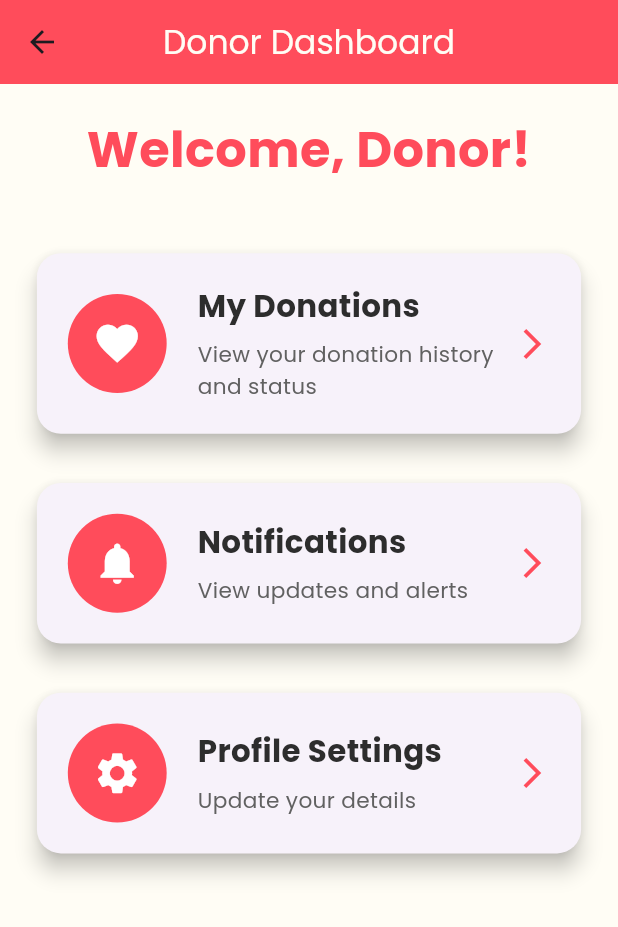
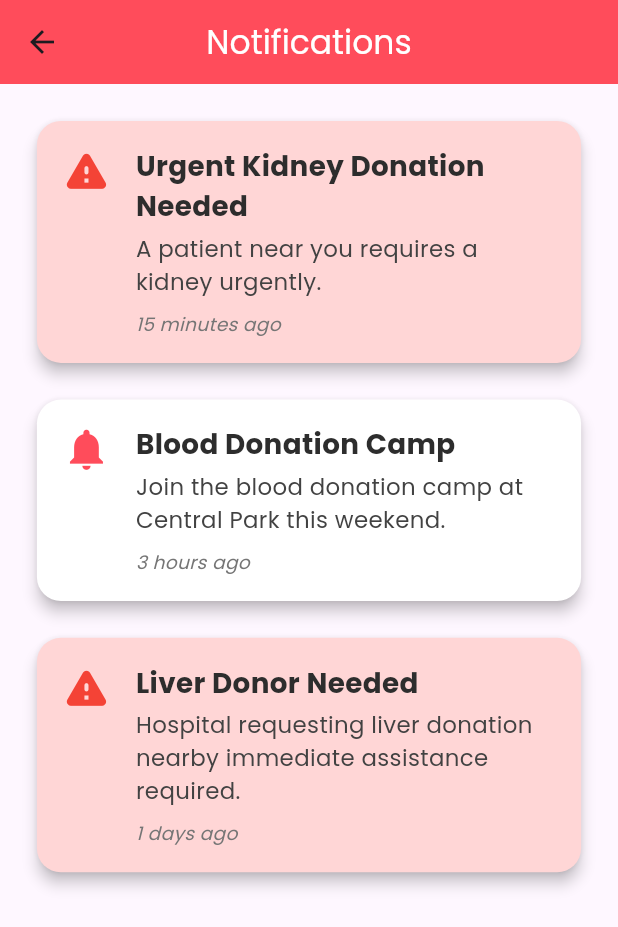
Before and after one commit to manmit-s/organconnect_app, a Flutter app: the DonorDashboard screen opened directly, after a tap on "Notifications", on a phone screen of 412 x 824 dp. Shown: the top 927 px of the screen. Run offline on Flutter 3.47's test engine with Material 3 defaults, Android fonts, the phone set to English and light mode, and no system bars.

Commit message:
new pages/ui/page routing

```diff
--- a/lib/available_organs_page.dart
+++ b/lib/available_organs_page.dart
@@ -27,8 +27,11 @@ class AvailableOrgansPage extends StatelessWidget {
 
     return Scaffold(
       appBar: AppBar(
-        title: const Text('Available Organs'),
+        title: const Text('Available Organs', style: TextStyle(color: Colors.white),),
         backgroundColor: const Color(0xffFF4C5B),
+        shape: RoundedRectangleBorder(
+          borderRadius: BorderRadius.vertical(bottom: Radius.circular(20)),
+        ),
         centerTitle: true,
       ),
       body: Padding(
--- a/lib/donor_dashboard.dart
+++ b/lib/donor_dashboard.dart
@@ -1,5 +1,7 @@
 import 'package:flutter/material.dart';
 import 'package:organconnect_app/donor_donation_tracking_page.dart';
+import 'package:organconnect_app/donor_profile_page.dart';
+import 'package:organconnect_app/donor_notification.dart';
 
 class DonorDashboard extends StatelessWidget {
   const DonorDashboard({Key? key}) : super(key: key);
@@ -14,6 +16,9 @@ class DonorDashboard extends StatelessWidget {
       appBar: AppBar(
         title: const Text('Donor Dashboard', style: TextStyle(color: Color(0xffFFFDF5)),),
         backgroundColor: const Color(0xffFF4C5B),
+        shape: RoundedRectangleBorder(
+          borderRadius: BorderRadius.vertical(bottom: Radius.circular(20)),
+        ),
         centerTitle: true,
       ),
       body: Padding(
@@ -45,7 +50,7 @@ class DonorDashboard extends StatelessWidget {
               title: 'Notifications',
               subtitle: 'View updates and alerts',
               onTap: () {
-                // Navigate to Notifications screen
+                Navigator.push(context, MaterialPageRoute(builder: (context) => DonorNotificationsPage()));
               },
             ),
             SizedBox(height: screenHeight * 0.03),
@@ -54,7 +59,7 @@ class DonorDashboard extends StatelessWidget {
               title: 'Profile Settings',
               subtitle: 'Update your details',
               onTap: () {
-                // Navigate to Profile Settings screen
+                Navigator.push(context, MaterialPageRoute(builder: (context) => DonorProfilePage()));
               },
             ),
           ],
--- a/lib/donor_donation_tracking_page.dart
+++ b/lib/donor_donation_tracking_page.dart
@@ -32,6 +32,9 @@ class DonorTrackingPage extends StatelessWidget {
       appBar: AppBar(
         title: const Text('My Donations', style: TextStyle(color: Color(0xffFFFDF5)),),
         backgroundColor: const Color(0xffFF4C5B),
+        shape: RoundedRectangleBorder(
+          borderRadius: BorderRadius.vertical(bottom: Radius.circular(20)),
+        ),
         centerTitle: true,
       ),
       body: Padding(
--- /dev/null
+++ b/lib/donor_notification.dart
@@ -0,0 +1,138 @@
+import 'package:flutter/material.dart';
+
+class DonorNotificationsPage extends StatelessWidget {
+  final List<NotificationItem> notifications = [
+    NotificationItem(
+      title: 'Urgent Kidney Donation Needed',
+      description: 'A patient near you requires a kidney urgently.',
+      dateTime: DateTime.now().subtract(Duration(minutes: 15)),
+      isEmergency: true,
+    ),
+    NotificationItem(
+      title: 'Blood Donation Camp',
+      description: 'Join the blood donation camp at Central Park this weekend.',
+      dateTime: DateTime.now().subtract(Duration(hours: 3)),
+      isEmergency: false,
+    ),
+    NotificationItem(
+      title: 'Liver Donor Needed',
+      description: 'Hospital requesting liver donation nearby immediate assistance required.',
+      dateTime: DateTime.now().subtract(Duration(days: 1, hours: 2)),
+      isEmergency: true,
+    ),
+  ];
+
+  DonorNotificationsPage({Key? key}) : super(key: key);
+
+  String _formatDateTime(DateTime dateTime) {
+    final now = DateTime.now();
+    final diff = now.difference(dateTime);
+
+    if (diff.inMinutes < 60) {
+      return '${diff.inMinutes} minutes ago';
+    } else if (diff.inHours < 24) {
+      return '${diff.inHours} hours ago';
+    } else {
+      return '${diff.inDays} days ago';
+    }
+  }
+
+  @override
+  Widget build(BuildContext context) {
+    final screenWidth = MediaQuery.of(context).size.width;
+    final screenHeight = MediaQuery.of(context).size.height;
+
+    return Scaffold(
+      appBar: AppBar(
+        title: const Text('Notifications', style: TextStyle(color: Colors.white),),
+        backgroundColor: const Color(0xffFF4C5B),
+        centerTitle: true,
+      ),
+      body: notifications.isEmpty
+          ? Center(
+        child: Text(
+          'No notifications at the moment.',
+          style: TextStyle(fontSize: screenWidth * 0.05, color: Colors.grey[600]),
+          textAlign: TextAlign.center,
+        ),
+      )
+          : ListView.separated(
+        padding: EdgeInsets.all(screenWidth * 0.05),
+        itemCount: notifications.length,
+        separatorBuilder: (_, __) => SizedBox(height: screenHeight * 0.02),
+        itemBuilder: (context, index) {
+          final notification = notifications[index];
+
+          return Card(
+            shape: RoundedRectangleBorder(borderRadius: BorderRadius.circular(16)),
+            elevation: 4,
+            color: notification.isEmergency ? Color(0xffffd6d6) : Colors.white,
+            child: Padding(
+              padding: EdgeInsets.symmetric(
+                vertical: screenHeight * 0.02,
+                horizontal: screenWidth * 0.04,
+              ),
+              child: Row(
+                crossAxisAlignment: CrossAxisAlignment.start,
+                children: [
+                  Icon(
+                    notification.isEmergency ? Icons.warning_rounded : Icons.notifications,
+                    color: notification.isEmergency ? Colors.red : Color(0xffFF4C5B),
+                    size: screenWidth * 0.08,
+                  ),
+                  SizedBox(width: screenWidth * 0.04),
+                  Expanded(
+                    child: Column(
+                      crossAxisAlignment: CrossAxisAlignment.start,
+                      children: [
+                        Text(
+                          notification.title,
+                          style: TextStyle(
+                            fontSize: screenWidth * 0.045,
+                            fontWeight: FontWeight.bold,
+                            color: Color(0xff2D2D2D),
+                          ),
+                        ),
+                        SizedBox(height: screenHeight * 0.005),
+                        Text(
+                          notification.description,
+                          style: TextStyle(
+                            fontSize: screenWidth * 0.037,
+                            color: Colors.grey[800],
+                          ),
+                        ),
+                        SizedBox(height: screenHeight * 0.01),
+                        Text(
+                          _formatDateTime(notification.dateTime),
+                          style: TextStyle(
+                            fontSize: screenWidth * 0.03,
+                            color: Colors.grey[600],
+                            fontStyle: FontStyle.italic,
+                          ),
+                        ),
+                      ],
+                    ),
+                  ),
+                ],
+              ),
+            ),
+          );
+        },
+      ),
+    );
+  }
+}
+
+class NotificationItem {
+  final String title;
+  final String description;
+  final DateTime dateTime;
+  final bool isEmergency;
+
+  NotificationItem({
+    required this.title,
+    required this.description,
+    required this.dateTime,
+    this.isEmergency = false,
+  });
+}
--- a/lib/donor_page.dart
+++ b/lib/donor_page.dart
@@ -17,8 +17,7 @@ class _DonorPageState extends State<DonorPage> {
     final screenWidth = screenSize.width;
     final screenHeight = screenSize.height;
 
-    return SafeArea(
-      child: Scaffold(
+    return Scaffold(
       backgroundColor: const Color(0xffFFFDF5),
       appBar: AppBar(
         title: Text(
@@ -26,7 +25,7 @@ class _DonorPageState extends State<DonorPage> {
           style: TextStyle(color: Color(0xffFFFDF5)),
         ),
         centerTitle: true,
-          backgroundColor: Color(0xff682228),
+        backgroundColor: Color(0xffFF4C5B),
         shape: RoundedRectangleBorder(
           borderRadius: BorderRadius.vertical(bottom: Radius.circular(20)),
         ),
@@ -56,7 +55,6 @@ class _DonorPageState extends State<DonorPage> {
               SizedBox(height: 15),
               _buildSubmitButton(context, screenWidth),
             ],
-            ),
           ),
         ),
       ),
--- a/lib/hospital_dashboard.dart
+++ b/lib/hospital_dashboard.dart
@@ -1,5 +1,6 @@
 import 'package:flutter/material.dart';
 import 'package:organconnect_app/available_organs_page.dart';
+import 'package:organconnect_app/hospital_profile_page.dart';
 import 'package:organconnect_app/recipient_req_page.dart';
 
 class HospitalDashboard extends StatelessWidget {
@@ -22,6 +23,9 @@ class HospitalDashboard extends StatelessWidget {
       appBar: AppBar(
         title: Text('Hospital Dashboard', style: TextStyle(color: backgroundColor),),
         backgroundColor: primaryColor,
+        shape: RoundedRectangleBorder(
+          borderRadius: BorderRadius.vertical(bottom: Radius.circular(20)),
+        ),
         centerTitle: true,
       ),
       body: Padding(
@@ -74,7 +78,7 @@ class HospitalDashboard extends StatelessWidget {
               textColor: textColor,
               subtitleColor: subtitleColor,
               onTap: () {
-                // TODO: Add navigation or action
+                Navigator.push(context, MaterialPageRoute(builder: (context) => HospitalProfilePage()));
               },
             ),
           ],
--- a/lib/hospital_page.dart
+++ b/lib/hospital_page.dart
@@ -17,8 +17,7 @@ class _HospitalPageState extends State<HospitalPage> {
     final screenWidth = screenSize.width;
     final screenHeight = screenSize.height;
 
-    return SafeArea(
-      child: Scaffold(
+    return Scaffold(
       backgroundColor: const Color(0xffFFFDF5),
       appBar: AppBar(
         title: Text(
@@ -26,7 +25,7 @@ class _HospitalPageState extends State<HospitalPage> {
           style: TextStyle(color: Color(0xffFFFDF5)),
         ),
         centerTitle: true,
-          backgroundColor: Color(0xff682228),
+        backgroundColor: Color(0xffFF4C5B),
         shape: RoundedRectangleBorder(
           borderRadius: BorderRadius.vertical(bottom: Radius.circular(20)),
         ),
@@ -56,7 +55,6 @@ class _HospitalPageState extends State<HospitalPage> {
               SizedBox(height: 15),
               _buildSubmitButton(context, screenWidth),
             ],
-            ),
           ),
         ),
       ),
--- a/lib/recipient_req_page.dart
+++ b/lib/recipient_req_page.dart
@@ -38,6 +38,9 @@ class RecipientRequestsPage extends StatelessWidget {
       appBar: AppBar(
         title: const Text('Recipient Requests', style: TextStyle(color: Colors.white),),
         backgroundColor: const Color(0xffFF4C5B),
+        shape: RoundedRectangleBorder(
+          borderRadius: BorderRadius.vertical(bottom: Radius.circular(20)),
+        ),
         centerTitle: true,
       ),
       body: Padding(
```
Also changed, not shown: lib/donor_profile_page.dart (added, +72 -0 lines), lib/hospital_profile_page.dart (added, +63 -0 lines). Lines whose indentation alone changed are shown as unchanged.
